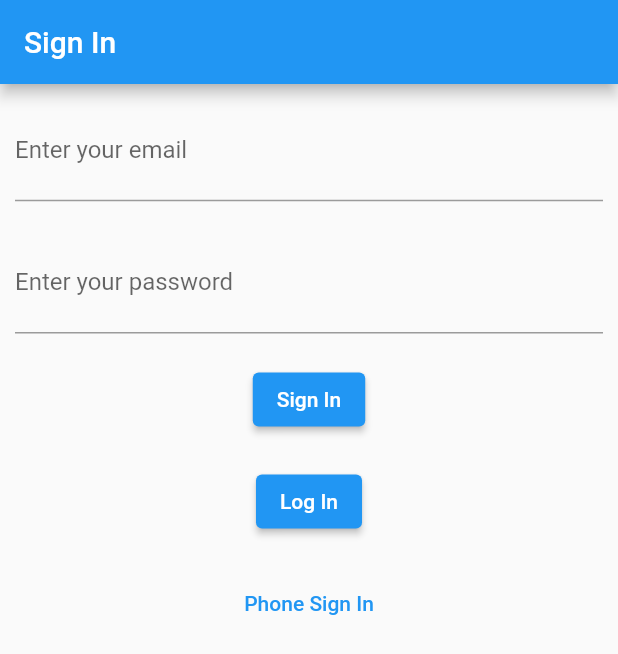
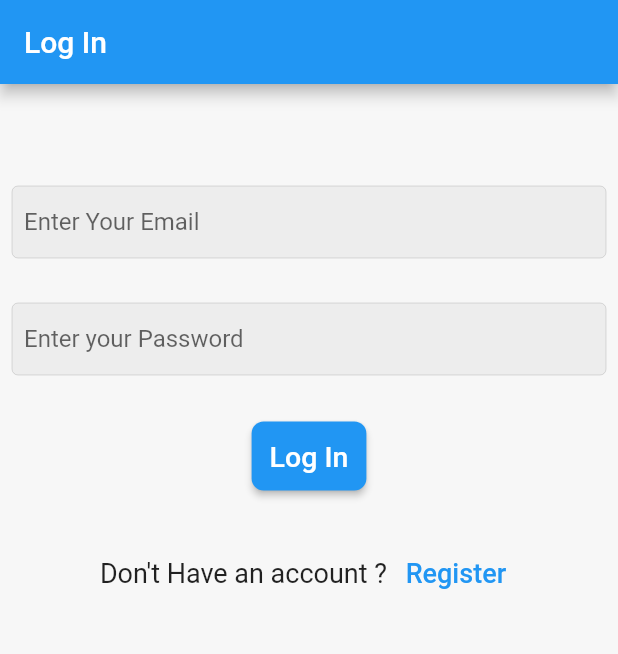
Before and after one commit to MahmoudYoussefSdiek/Firebase_with_Getx, a Flutter app: the screen it shows after launch, after a tap on "Log In", on a phone screen of 412 x 824 dp. Shown: the top 654 px of the screen. Run offline on Flutter 3.47's test engine with Material 2 defaults, Android fonts, the phone set to English and light mode, and no system bars; our stand-ins replace firebase_auth, firebase_core, get; accounts and stored records are empty; network calls fail.

Commit message:
Update UI for Register and Log in Screen

```diff
--- a/lib/firebase/authentication_repository.dart
+++ b/lib/firebase/authentication_repository.dart
@@ -1,7 +1,7 @@
 import 'package:firebase_auth/firebase_auth.dart';
 import 'package:firebase_authentication/firebase/exceptions/signup_email_password_failure.dart';
 import 'package:firebase_authentication/pages/home_page.dart';
-import 'package:firebase_authentication/pages/sign_page.dart';
+import 'package:firebase_authentication/pages/register_page.dart';
 import 'package:get/get.dart';
 
 // here we will register to firebase using GetX as StateManagement
@@ -32,7 +32,7 @@ class AuthenticationRepository extends GetxController {
     // here we check user if exists or no
     // Get.offAll() to clear all pages and return a new page
     user == null
-        ? Get.offAll(() => const SignPage())
+        ? Get.offAll(() => const RegisterPage())
         : Get.offAll(() => const HomePage());
   }
 
@@ -74,7 +74,7 @@ class AuthenticationRepository extends GetxController {
           email: email, password: password);
       // firebaseUser.value != null
       //     ? Get.offAll(() => const HomePage())
-      //     : Get.offAll(() => const SignPage());
+      //     : Get.offAll(() => const RegisterPage());
     } on FirebaseAuthException catch (e) {
       final exception = SignUpWithEmailAndPasswordFailure.code(e.code);
       print('Firebase auth exception : ${exception.message} ');
--- /dev/null
+++ b/lib/pages/log_in_page.dart
@@ -0,0 +1,109 @@
+import 'package:firebase_authentication/getx/controller/sign_up_controller.dart';
+import 'package:firebase_authentication/pages/phone_sign_in_page.dart';
+import 'package:firebase_authentication/pages/register_page.dart';
+import 'package:firebase_authentication/widgets/custom_textfield.dart';
+import 'package:flutter/material.dart';
+import 'package:get/get.dart';
+
+class LogInPage extends StatelessWidget {
+  const LogInPage({Key? key}) : super(key: key);
+
+  @override
+  Widget build(BuildContext context) {
+    final controller = Get.put(SignUpController());
+    final formKey = GlobalKey<FormState>();
+    return Scaffold(
+      backgroundColor: const Color.fromARGB(255, 247, 247, 247),
+      appBar: AppBar(
+        title: const Text('Log In'),
+      ),
+      body: SingleChildScrollView(
+        child: Center(
+          child: Padding(
+            padding: const EdgeInsets.all(8.0),
+            child: Form(
+              key: formKey,
+              child: Column(
+                mainAxisAlignment: MainAxisAlignment.center,
+                children: <Widget>[
+                  const SizedBox(
+                    height: 60,
+                  ),
+                  CustomTextField(
+                    controller: controller.email,
+                    hintText: 'Enter Your Email',
+                    isPassword: false,
+                    textInputType: TextInputType.emailAddress,
+                  ),
+                  const SizedBox(
+                    height: 30,
+                  ),
+                  CustomTextField(
+                    controller: controller.password,
+                    hintText: 'Enter your Password',
+                    textInputType: TextInputType.text,
+                    isPassword: true,
+                  ),
+                  const SizedBox(
+                    height: 30,
+                  ),
+                  ElevatedButton(
+                    onPressed: () {
+                      if (formKey.currentState!.validate()) {
+                        controller.logUserIn(controller.email.text.trim(),
+                            controller.password.text.trim());
+                        // SignUpController.instance.logUserIn(
+                        //     controller.email.text.trim(),
+                        //     controller.password.text.trim());
+                      }
+                    },
+                    style: ButtonStyle(
+                      padding: MaterialStateProperty.all(
+                        const EdgeInsets.all(12),
+                      ),
+                      shape: MaterialStateProperty.all(
+                        RoundedRectangleBorder(
+                          borderRadius: BorderRadius.circular(8),
+                        ),
+                      ),
+                    ),
+                    child: const Text(
+                      'Log In',
+                      style: TextStyle(fontSize: 19),
+                    ),
+                  ),
+                  const SizedBox(
+                    height: 30,
+                  ),
+                  Row(
+                    mainAxisAlignment: MainAxisAlignment.center,
+                    children: [
+                      const Text(
+                        'Don\'t Have an account ? ',
+                        style: TextStyle(
+                          fontSize: 18,
+                        ),
+                      ),
+                      TextButton(
+                        onPressed: () {
+                          Get.offAll(() => const RegisterPage());
+                        },
+                        child: const Text(
+                          'Register',
+                          style: TextStyle(
+                            // color: Colors.black,
+                            fontSize: 18,
+                          ),
+                        ),
+                      )
+                    ],
+                  ),
+                ],
+              ),
+            ),
+          ),
+        ),
+      ),
+    );
+  }
+}
--- a/lib/pages/otp_page.dart
+++ b/lib/pages/otp_page.dart
@@ -12,9 +12,9 @@ class OTPPage extends StatelessWidget {
       body: Container(
         padding: const EdgeInsets.all(20),
         child: Column(
-          children: [
-            const Text('Enter OTP Code'),
-            const SizedBox(
+          children: const [
+            Text('Enter OTP Code'),
+            SizedBox(
               height: 20,
             ),
             /* To do submit otp code */
--- /dev/null
+++ b/lib/pages/register_page.dart
@@ -0,0 +1,109 @@
+import 'package:firebase_authentication/getx/controller/sign_up_controller.dart';
+import 'package:firebase_authentication/pages/log_in_page.dart';
+import 'package:firebase_authentication/pages/phone_sign_in_page.dart';
+import 'package:firebase_authentication/widgets/custom_textfield.dart';
+import 'package:flutter/material.dart';
+import 'package:get/get.dart';
+
+class RegisterPage extends StatelessWidget {
+  const RegisterPage({Key? key}) : super(key: key);
+
+  @override
+  Widget build(BuildContext context) {
+    final controller = Get.put(SignUpController());
+    final formKey = GlobalKey<FormState>();
+    return Scaffold(
+      backgroundColor: const Color.fromARGB(255, 247, 247, 247),
+      appBar: AppBar(
+        title: const Text('Sign In'),
+      ),
+      body: SingleChildScrollView(
+        child: Center(
+          child: Padding(
+            padding: const EdgeInsets.all(8.0),
+            child: Form(
+              key: formKey,
+              child: Column(
+                mainAxisAlignment: MainAxisAlignment.center,
+                children: <Widget>[
+                  const SizedBox(
+                    height: 60,
+                  ),
+                  CustomTextField(
+                    controller: controller.email,
+                    hintText: 'Enter Your Email',
+                    isPassword: false,
+                    textInputType: TextInputType.emailAddress,
+                  ),
+                  const SizedBox(
+                    height: 30,
+                  ),
+                  CustomTextField(
+                    controller: controller.password,
+                    hintText: 'Enter your Password',
+                    textInputType: TextInputType.text,
+                    isPassword: true,
+                  ),
+                  const SizedBox(
+                    height: 30,
+                  ),
+                  ElevatedButton(
+                    onPressed: () {
+                      if (formKey.currentState!.validate()) {
+                        controller.registerUser(controller.email.text.trim(),
+                            controller.password.text.trim());
+                        // SignUpController.instance.registerUser(
+                        //     controller.email.text.trim(),
+                        //     controller.password.text.trim());
+                      }
+                    },
+                    style: ButtonStyle(
+                      padding: MaterialStateProperty.all(
+                        const EdgeInsets.all(12),
+                      ),
+                      shape: MaterialStateProperty.all(
+                        RoundedRectangleBorder(
+                          borderRadius: BorderRadius.circular(8),
+                        ),
+                      ),
+                    ),
+                    child: const Text(
+                      'Register',
+                      style: TextStyle(fontSize: 19),
+                    ),
+                  ),
+                  const SizedBox(
+                    height: 30,
+                  ),
+                  Row(
+                    mainAxisAlignment: MainAxisAlignment.center,
+                    children: [
+                      const Text(
+                        ' Have an account ? ',
+                        style: TextStyle(
+                          fontSize: 18,
+                        ),
+                      ),
+                      TextButton(
+                        onPressed: () {
+                          Get.offAll(() => const LogInPage());
+                        },
+                        child: const Text(
+                          'Log In',
+                          style: TextStyle(
+                            // color: Colors.black,
+                            fontSize: 18,
+                          ),
+                        ),
+                      )
+                    ],
+                  ),
+                ],
+              ),
+            ),
+          ),
+        ),
+      ),
+    );
+  }
+}
--- a/lib/pages/sign_page.dart
+++ /dev/null
@@ -1,88 +0,0 @@
-import 'package:firebase_authentication/getx/controller/sign_up_controller.dart';
-import 'package:firebase_authentication/pages/phone_sign_in_page.dart';
-import 'package:flutter/material.dart';
-import 'package:get/get.dart';
-
-class SignPage extends StatelessWidget {
-  const SignPage({Key? key}) : super(key: key);
-
-  @override
-  Widget build(BuildContext context) {
-    final controller = Get.put(SignUpController());
-    final formKey = GlobalKey<FormState>();
-    return Scaffold(
-      appBar: AppBar(
-        title: const Text('Sign In'),
-      ),
-      body: Padding(
-        padding: const EdgeInsets.all(10),
-        child: SingleChildScrollView(
-          child: Form(
-            key: formKey,
-            child: Column(
-              mainAxisAlignment: MainAxisAlignment.start,
-              children: [
-                TextFormField(
-                  controller: controller.email,
-                  decoration: const InputDecoration(
-                    label: Text('Enter your email'),
-                    prefix: Icon(Icons.email_outlined),
-                  ),
-                ),
-                const SizedBox(
-                  height: 20,
-                ),
-                TextFormField(
-                  controller: controller.password,
-                  decoration: const InputDecoration(
-                    label: Text('Enter your password'),
-                    prefix: Icon(Icons.password),
-                  ),
-                ),
-                const SizedBox(
-                  height: 20,
-                ),
-                ElevatedButton(
-                  onPressed: () {
-                    if (formKey.currentState!.validate()) {
-                      controller.registerUser(controller.email.text.trim(),
-                          controller.password.text.trim());
-                      // SignUpController.instance.registerUser(
-                      //     controller.email.text.trim(),
-                      //     controller.password.text.trim());
-                    }
-                  },
-                  child: const Text('Sign In'),
-                ),
-                const SizedBox(
-                  height: 20,
-                ),
-                ElevatedButton(
-                  onPressed: () {
-                    if (formKey.currentState!.validate()) {
-                      controller.logUserIn(controller.email.text.trim(),
-                          controller.password.text.trim());
-                      // SignUpController.instance.registerUser(
-                      //     controller.email.text.trim(),
-                      //     controller.password.text.trim());
-                    }
-                  },
-                  child: const Text('Log In'),
-                ),
-                const SizedBox(
-                  height: 20,
-                ),
-                TextButton(
-                  onPressed: () {
-                    Get.offAll(() => const PhoneSignInPage());
-                  },
-                  child: const Text('Phone Sign In'),
-                ),
-              ],
-            ),
-          ),
-        ),
-      ),
-    );
-  }
-}
--- /dev/null
+++ b/lib/widgets/custom_textfield.dart
@@ -0,0 +1,38 @@
+import 'package:flutter/material.dart';
+
+class CustomTextField extends StatelessWidget {
+  const CustomTextField({
+    Key? key,
+    required this.textInputType,
+    required this.isPassword,
+    required this.hintText,
+    required this.controller,
+  }) : super(key: key);
+
+  final TextInputType textInputType;
+  final bool isPassword;
+  final String hintText;
+  final TextEditingController controller;
+
+  @override
+  Widget build(BuildContext context) {
+    return TextField(
+      controller: controller,
+      keyboardType: textInputType,
+      obscureText: isPassword,
+      decoration: InputDecoration(
+        hintText: hintText,
+        enabledBorder: OutlineInputBorder(
+          borderSide: Divider.createBorderSide(context),
+        ),
+        focusedBorder: const OutlineInputBorder(
+          borderSide: BorderSide(
+            color: Colors.grey,
+          ),
+        ),
+        filled: true,
+        contentPadding: const EdgeInsets.all(8.0),
+      ),
+    );
+  }
+}
```
